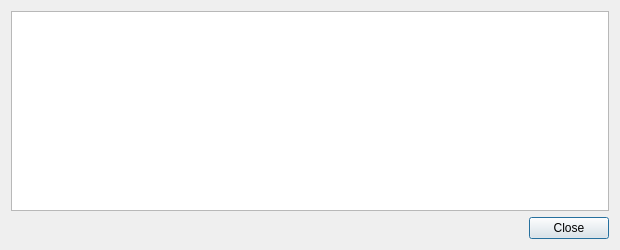
Above: src/qt/forms/transactiondescdialog.ui from CryptoCoderz/UgandanKnucklesCoin before the change. Below: the same form after it.
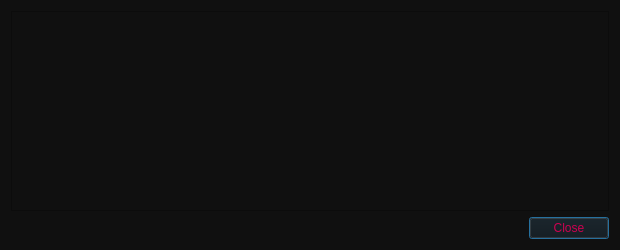
That is the form after the change.

Diff of the .ui file:
```diff
--- a/src/qt/forms/transactiondescdialog.ui
+++ b/src/qt/forms/transactiondescdialog.ui
@@ -13,6 +13,10 @@
   <property name="windowTitle">
    <string>Transaction details</string>
   </property>
+  <property name="styleSheet">
+   <string notr="true">color: rgb(204, 1, 80);
+background-color: rgb(16, 16, 16);</string>
+  </property>
   <layout class="QVBoxLayout" name="verticalLayout">
    <item>
     <widget class="QTextEdit" name="detailText">
```
